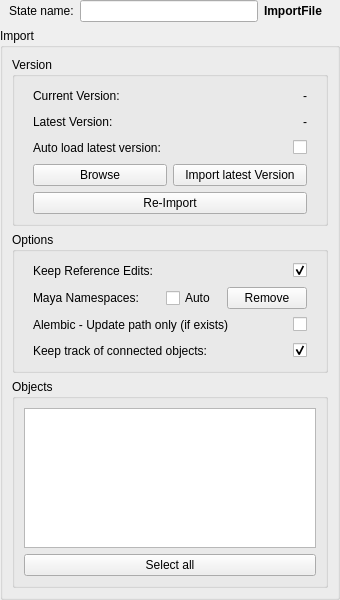
Before: the Qt Designer form SynthEyes/Scripts/StateManagerNodes/StateUserInterfaces/Synth_ImportMesh.ui in AltaArts/SynthEyes_Integration--Prism-Plugin, drawn with Qt 5.
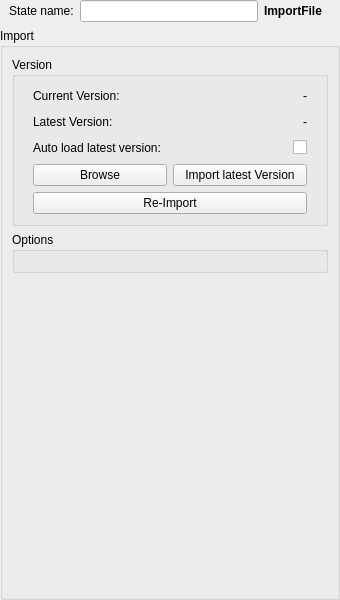
After: the same form once the commit is applied.

```diff
--- a/SynthEyes/Scripts/StateManagerNodes/StateUserInterfaces/Synth_ImportMesh.ui
+++ b/SynthEyes/Scripts/StateManagerNodes/StateUserInterfaces/Synth_ImportMesh.ui
@@ -312,265 +312,21 @@
         <property name="title">
          <string>Options</string>
         </property>
-        <layout class="QVBoxLayout" name="verticalLayout_6">
-         <item>
-          <widget class="QWidget" name="f_keepRefEdits" native="true">
-           <layout class="QHBoxLayout" name="horizontalLayout_10">
-            <property name="leftMargin">
-             <number>9</number>
-            </property>
-            <property name="topMargin">
-             <number>0</number>
-            </property>
-            <property name="rightMargin">
-             <number>9</number>
-            </property>
-            <property name="bottomMargin">
-             <number>0</number>
-            </property>
-            <item>
-             <widget class="QLabel" name="l_keepRefEdits">
-              <property name="text">
-               <string>Keep Reference Edits:</string>
-              </property>
-             </widget>
-            </item>
-            <item>
-             <spacer name="horizontalSpacer_5">
-              <property name="orientation">
-               <enum>Qt::Orientation::Horizontal</enum>
-              </property>
-              <property name="sizeHint" stdset="0">
-               <size>
-                <width>40</width>
-                <height>20</height>
-               </size>
-              </property>
-             </spacer>
-            </item>
-            <item>
-             <widget class="QCheckBox" name="chb_keepRefEdits">
-              <property name="text">
-               <string/>
-              </property>
-              <property name="checked">
-               <bool>true</bool>
-              </property>
-             </widget>
-            </item>
-           </layout>
-          </widget>
-         </item>
-         <item>
-          <widget class="QWidget" name="f_nameSpaces" native="true">
-           <layout class="QHBoxLayout" name="horizontalLayout_12">
-            <property name="leftMargin">
-             <number>9</number>
-            </property>
-            <property name="topMargin">
-             <number>0</number>
-            </property>
-            <property name="rightMargin">
-             <number>9</number>
-            </property>
-            <property name="bottomMargin">
-             <number>0</number>
-            </property>
-            <item>
-             <widget class="QLabel" name="l_keepRefEdits_2">
-              <property name="text">
-               <string>Maya Namespaces:</string>
-              </property>
-             </widget>
-            </item>
-            <item>
-             <spacer name="horizontalSpacer_7">
-              <property name="orientation">
-               <enum>Qt::Orientation::Horizontal</enum>
-              </property>
-              <property name="sizeHint" stdset="0">
-               <size>
-                <width>40</width>
-                <height>20</height>
-               </size>
-              </property>
-             </spacer>
-            </item>
-            <item>
-             <widget class="QCheckBox" name="chb_autoNameSpaces">
-              <property name="text">
-               <string>Auto</string>
-              </property>
-              <property name="checked">
-               <bool>false</bool>
-              </property>
-             </widget>
-            </item>
-            <item>
-             <spacer name="horizontalSpacer_3">
-              <property name="orientation">
-               <enum>Qt::Orientation::Horizontal</enum>
-              </property>
-              <property name="sizeType">
-               <enum>QSizePolicy::Policy::Fixed</enum>
-              </property>
-              <property name="sizeHint" stdset="0">
-               <size>
-                <width>5</width>
-                <height>20</height>
-               </size>
-              </property>
-             </spacer>
-            </item>
-            <item>
-             <widget class="QPushButton" name="b_nameSpaces">
-              <property name="focusPolicy">
-               <enum>Qt::FocusPolicy::NoFocus</enum>
-              </property>
-              <property name="text">
-               <string>Remove</string>
-              </property>
-             </widget>
-            </item>
-           </layout>
-          </widget>
-         </item>
-         <item>
-          <widget class="QWidget" name="f_abcPath" native="true">
-           <layout class="QHBoxLayout" name="horizontalLayout_11">
-            <property name="leftMargin">
-             <number>9</number>
-            </property>
-            <property name="topMargin">
-             <number>0</number>
-            </property>
-            <property name="rightMargin">
-             <number>9</number>
-            </property>
-            <property name="bottomMargin">
-             <number>0</number>
-            </property>
-            <item>
-             <widget class="QLabel" name="l_abcPath">
-              <property name="text">
-               <string>Alembic - Update path only (if exists)</string>
-              </property>
-             </widget>
-            </item>
-            <item>
-             <spacer name="horizontalSpacer_6">
-              <property name="orientation">
-               <enum>Qt::Orientation::Horizontal</enum>
-              </property>
-              <property name="sizeHint" stdset="0">
-               <size>
-                <width>40</width>
-                <height>20</height>
-               </size>
-              </property>
-             </spacer>
-            </item>
-            <item>
-             <widget class="QCheckBox" name="chb_abcPath">
-              <property name="text">
-               <string/>
-              </property>
-             </widget>
-            </item>
-           </layout>
-          </widget>
-         </item>
-         <item>
-          <widget class="QWidget" name="w_trackObjects" native="true">
-           <layout class="QHBoxLayout" name="horizontalLayout_9">
-            <property name="leftMargin">
-             <number>9</number>
-            </property>
-            <property name="topMargin">
-             <number>0</number>
-            </property>
-            <property name="rightMargin">
-             <number>9</number>
-            </property>
-            <property name="bottomMargin">
-             <number>0</number>
-            </property>
-            <item>
-             <widget class="QLabel" name="l_trackObjects">
-              <property name="text">
-               <string>Keep track of connected objects:</string>
-              </property>
-             </widget>
-            </item>
-            <item>
-             <spacer name="horizontalSpacer_9">
-              <property name="orientation">
-               <enum>Qt::Orientation::Horizontal</enum>
-              </property>
-              <property name="sizeHint" stdset="0">
-               <size>
-                <width>40</width>
-                <height>20</height>
-               </size>
-              </property>
-             </spacer>
-            </item>
-            <item>
-             <widget class="QCheckBox" name="chb_trackObjects">
-              <property name="text">
-               <string/>
-              </property>
-              <property name="checked">
-               <bool>true</bool>
-              </property>
-             </widget>
-            </item>
-           </layout>
-          </widget>
-         </item>
-        </layout>
+        <layout class="QVBoxLayout" name="verticalLayout_6"/>
        </widget>
       </item>
       <item>
-       <widget class="QGroupBox" name="gb_objects">
-        <property name="title">
-         <string>Objects</string>
+       <spacer name="verticalSpacer">
+        <property name="orientation">
+         <enum>Qt::Orientation::Vertical</enum>
         </property>
-        <layout class="QVBoxLayout" name="verticalLayout_4">
-         <property name="leftMargin">
-          <number>9</number>
-         </property>
-         <property name="topMargin">
-          <number>9</number>
-         </property>
-         <property name="rightMargin">
-          <number>9</number>
-         </property>
-         <property name="bottomMargin">
-          <number>9</number>
-         </property>
-         <item>
-          <widget class="QListWidget" name="lw_objects">
-           <property name="selectionMode">
-            <enum>QAbstractItemView::SelectionMode::ExtendedSelection</enum>
-           </property>
-           <property name="verticalScrollMode">
-            <enum>QAbstractItemView::ScrollMode::ScrollPerPixel</enum>
-           </property>
-           <property name="horizontalScrollMode">
-            <enum>QAbstractItemView::ScrollMode::ScrollPerPixel</enum>
-           </property>
-          </widget>
-         </item>
-         <item>
-          <widget class="QPushButton" name="b_selectAll">
-           <property name="text">
-            <string>Select all</string>
-           </property>
-          </widget>
-         </item>
-        </layout>
-       </widget>
+        <property name="sizeHint" stdset="0">
+         <size>
+          <width>20</width>
+          <height>40</height>
+         </size>
+        </property>
+       </spacer>
       </item>
      </layout>
     </widget>
```
Left out of the diff: 6 changed lines with no effect on the pictures.
